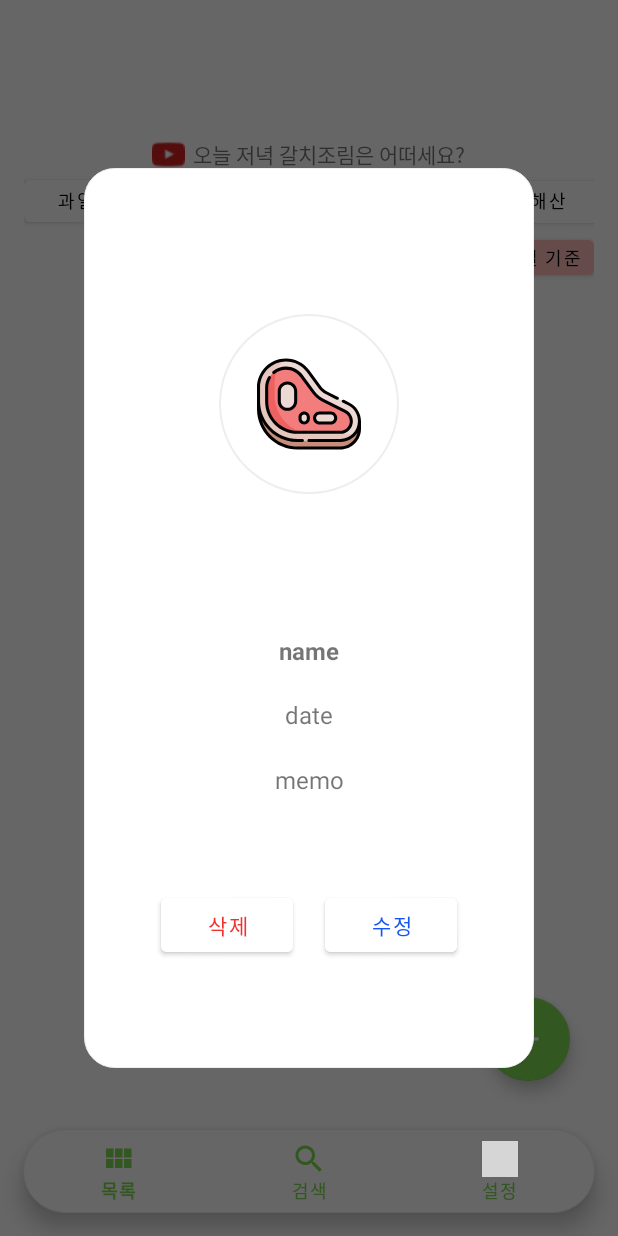
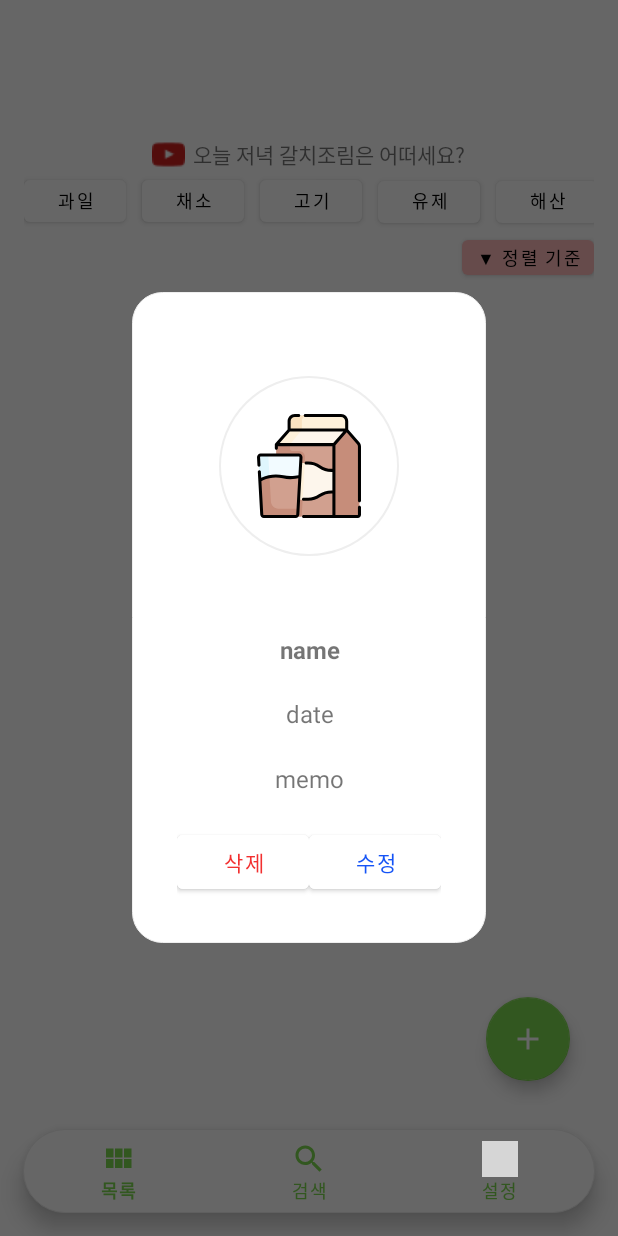
Before and after one commit to BU-IOS/buios, an Android app: the screen it shows after launch (MainActivity), after a tap on "floating_action_button", on a phone screen of 412 x 824 dp. Run offline under Robolectric (Android 15) with nearby library versions, the phone set to English and light mode, and no system bars; 1 statement that could not run was skipped; grey boxes are pictures that could not be loaded.

Commit message:
[fix] DialogItem. Dialog to DialogFragment
데이터 흐름 용이 및 권장되는 API임으로 변경

```diff
--- a/app/src/main/java/com/buios/buios/DialogItem.java
+++ b/app/src/main/java/com/buios/buios/DialogItem.java
@@ -1,21 +1,22 @@
 package com.buios.buios;
 
-import android.app.Dialog;
-import android.content.Context;
 import android.graphics.Color;
 import android.graphics.drawable.ColorDrawable;
 import android.os.Bundle;
+import android.view.LayoutInflater;
 import android.view.View;
+import android.view.ViewGroup;
 import android.widget.Button;
 import android.widget.EditText;
 import android.widget.ImageButton;
 import android.widget.ImageView;
 import android.widget.TextView;
 import androidx.annotation.NonNull;
+import androidx.annotation.Nullable;
+import androidx.fragment.app.DialogFragment;
 
-public class DialogItem extends Dialog {
 
-  private Context context;
+public class DialogItem extends DialogFragment {
 
   private boolean isEditing;
 
@@ -32,44 +33,45 @@ public class DialogItem extends Dialog {
 
   private String nametxt, datetxt, memotxt;
 
-  // 생성자에서 넘겨주거나 dialog 값 넘기기
-  public DialogItem(@NonNull Context context) {
-    super(context);
-    this.context = context;
+  public DialogItem() {};
+  public static DialogItem getInstance() {
+    DialogItem e = new DialogItem();
+    return e;
   }
 
+  @Nullable
   @Override
-  protected void onCreate(Bundle savedInstanceState) {
-    super.onCreate(savedInstanceState);
-    setContentView(R.layout.dialg_itemview);
-    this.getWindow().setBackgroundDrawable(new ColorDrawable(Color.TRANSPARENT));
+  public View onCreateView(@NonNull LayoutInflater inflater, @Nullable ViewGroup container,
+      @Nullable Bundle savedInstanceState) {
+    View dialogView =  inflater.inflate(R.layout.dialg_itemview, container, false);
+    getDialog().getWindow().setBackgroundDrawable(new ColorDrawable(Color.TRANSPARENT));
 
     isEditing = false;
 
-    category_img = findViewById(R.id.dialog_itemview_img);
-    name_text = findViewById(R.id.dialog_itemview_name_text);
-    date_text = findViewById(R.id.dialog_itemview_date_text);
-    memo_text = findViewById(R.id.dialog_itemview_memo_text);
+    category_img = dialogView.findViewById(R.id.dialog_itemview_img);
+    name_text = dialogView.findViewById(R.id.dialog_itemview_name_text);
+    date_text = dialogView.findViewById(R.id.dialog_itemview_date_text);
+    memo_text = dialogView.findViewById(R.id.dialog_itemview_memo_text);
 
-    category_imgbtn = findViewById(R.id.dialog_itemview_imgbtn);
-    name_edit = findViewById(R.id.dialog_itemview_name_edit);
-    date_edit = findViewById(R.id.dialog_itemview_date_edit);
-    memo_edit = findViewById(R.id.dialog_itemview_memo_edit);
+    category_imgbtn = dialogView.findViewById(R.id.dialog_itemview_imgbtn);
+    name_edit = dialogView.findViewById(R.id.dialog_itemview_name_edit);
+    date_edit = dialogView.findViewById(R.id.dialog_itemview_date_edit);
+    memo_edit = dialogView.findViewById(R.id.dialog_itemview_memo_edit);
 
-    deletebtn = findViewById(R.id.dialog_itemview_deletebtn);
-    modifybtn = findViewById(R.id.dialog_itemview_modifybtn);
+    deletebtn = dialogView.findViewById(R.id.dialog_itemview_deletebtn);
+    modifybtn = dialogView.findViewById(R.id.dialog_itemview_modifybtn);
+
+
 
     /*
     DB 작성후 작성
     category, name, date, memo load 후 setText, src 설정
      */
 
-    setimg(4);
+    setimg(3);
     setname("name");
     setdate("date");
     setmemo("memo");
-
-
 
     modifybtn.setOnClickListener(new Button.OnClickListener() {
       @Override
@@ -124,7 +126,6 @@ public class DialogItem extends Dialog {
       }
     });
 
-
     deletebtn.setOnClickListener(new View.OnClickListener() {
       @Override
       public void onClick(View v) {
@@ -132,8 +133,22 @@ public class DialogItem extends Dialog {
       }
     });
 
+    category_imgbtn.setOnClickListener(new View.OnClickListener() {
+      @Override
+      public void onClick(View v) {
 
+
+      }
+    });
+
+
+
+    return dialogView;
   }
+
+
+
+
 
   protected void setimg(int number) {
     int[] imglist = new int[]{R.drawable.img_vegetable, R.drawable.img_fruit,
@@ -158,6 +173,4 @@ public class DialogItem extends Dialog {
     memo_text.setText(txt);
     memo_edit.setText(txt);
   }
-
-
 }
--- a/app/src/main/java/com/buios/buios/FragmentItemList.java
+++ b/app/src/main/java/com/buios/buios/FragmentItemList.java
@@ -11,6 +11,8 @@ import android.widget.TextView;
 import androidx.annotation.NonNull;
 import androidx.annotation.Nullable;
 import androidx.fragment.app.Fragment;
+import androidx.fragment.app.FragmentManager;
+import androidx.fragment.app.FragmentTransaction;
 import com.google.android.material.floatingactionbutton.FloatingActionButton;
 
 
@@ -51,8 +53,11 @@ public class FragmentItemList extends Fragment {
       public void onClick(View v) {
 
         // 아이템을 추가하는 다이얼로그 작성 예정.
-        dialogItem = new DialogItem(getContext());
-        dialogItem.show();
+        // MARK : 현재 코드는 테스트용임
+        FragmentManager fm = getFragmentManager();
+        DialogItem dialog = DialogItem.getInstance();
+        dialog.show(fm, "itemdialog");
+
       }
     });
 
--- a/app/src/main/res/layout/dialg_itemview.xml
+++ b/app/src/main/res/layout/dialg_itemview.xml
@@ -2,8 +2,8 @@
 <androidx.constraintlayout.widget.ConstraintLayout xmlns:android="http://schemas.android.com/apk/res/android"
   xmlns:app="http://schemas.android.com/apk/res-auto"
   xmlns:tools="http://schemas.android.com/tools"
-  android:layout_width="300dp"
-  android:layout_height="600dp"
+  android:layout_width="match_parent"
+  android:layout_height="match_parent"
   android:padding="30dp"
   android:background="@drawable/rounded_dialog"
   android:orientation="vertical">
@@ -51,6 +51,8 @@
     android:layout_width="match_parent"
     android:layout_height="wrap_content"
     android:minHeight="150dp"
+    app:layout_constraintStart_toStartOf="parent"
+    app:layout_constraintEnd_toEndOf="parent"
     app:layout_constraintBottom_toTopOf="@id/fragment_itemlist_buttongrp"
     app:layout_constraintTop_toBottomOf="@id/dialog_itemview_framelayout">
 
@@ -65,7 +67,6 @@
       android:visibility="gone"
       app:layout_constraintBottom_toTopOf="@+id/dialog_itemview_date_edit"
       app:layout_constraintEnd_toEndOf="parent"
-      app:layout_constraintHorizontal_bias="0.501"
       app:layout_constraintStart_toStartOf="parent"
       app:layout_constraintTop_toTopOf="parent"
       app:layout_constraintVertical_bias="0.0"
@@ -112,7 +113,6 @@
       android:visibility="visible"
       app:layout_constraintBottom_toTopOf="@+id/dialog_itemview_date_text"
       app:layout_constraintEnd_toEndOf="parent"
-      app:layout_constraintHorizontal_bias="0.501"
       app:layout_constraintStart_toStartOf="parent"
       app:layout_constraintTop_toTopOf="parent"
       app:layout_constraintVertical_bias="0.0"
--- a/app/src/main/res/layout/dialog_item_select.xml
+++ /dev/null
@@ -1,18 +0,0 @@
-<?xml version="1.0" encoding="utf-8"?>
-<androidx.constraintlayout.widget.ConstraintLayout
-  xmlns:android="http://schemas.android.com/apk/res/android"
-  xmlns:tools="http://schemas.android.com/tools"
-  android:layout_width="match_parent"
-  android:layout_height="match_parent"
-  android:background="@drawable/rounded_dialog">
-
-  <GridView
-    android:layout_width="match_parent"
-    android:layout_height="match_parent"
-    android:numColumns="3" />
-
-
-
-
-
-</androidx.constraintlayout.widget.ConstraintLayout>
```
